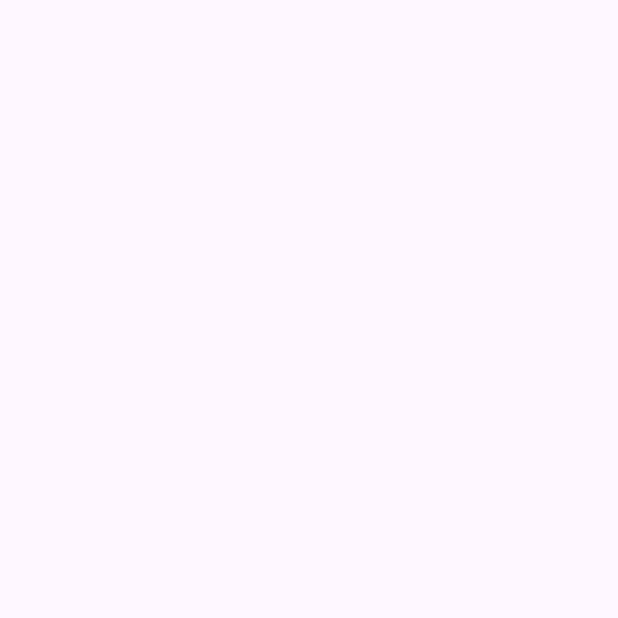
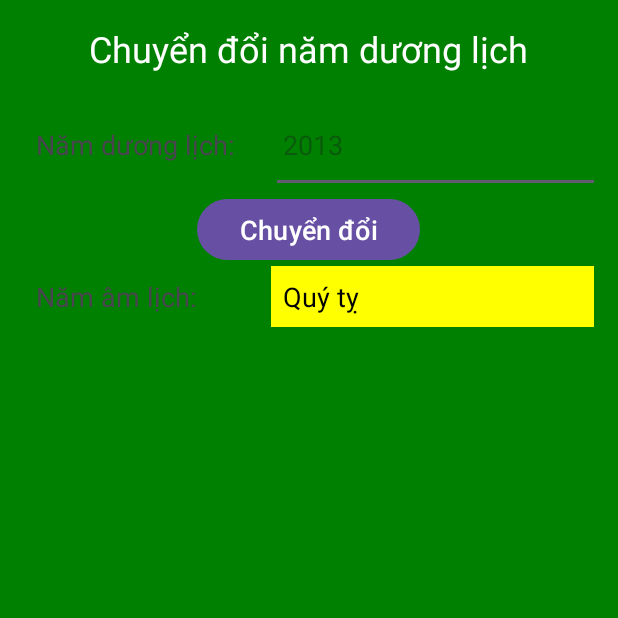
Before and after one commit to hoanghihung/CSE441_PRACTICE, an Android app: the screen it shows after launch (MainActivity), on a phone screen of 412 x 824 dp, the top half of it. Before the commit the part shown is empty. Run offline under Robolectric (Android 15) with nearby library versions, the phone set to English and light mode, and no system bars.

Commit message:
build activity1

```diff
--- a/Ex05/app/src/main/java/com/example/ex05/MainActivity.java
+++ b/Ex05/app/src/main/java/com/example/ex05/MainActivity.java
@@ -13,5 +13,48 @@ import androidx.core.view.ViewCompat;
 import androidx.core.view.WindowInsetsCompat;
 
 public class MainActivity extends AppCompatActivity {
+    private EditText editNamDuongLich;
+    private TextView textNamAmLich;
 
+    @Override
+    protected void onCreate(Bundle savedInstanceState) {
+        super.onCreate(savedInstanceState);
+        setContentView(R.layout.activity_main);
+
+        // Khai báo các view
+        editNamDuongLich = (EditText) findViewById(R.id.editnamduonglich);
+        textNamAmLich = (TextView) findViewById(R.id.textView5);
+        Button btnDoi = (Button) findViewById(R.id.button1);
+
+        // Set onClickListener cho button
+        btnDoi.setOnClickListener(new View.OnClickListener() {
+            @Override
+            public void onClick(View arg0) {
+                // Bước 1: Lấy giá trị nhập từ EditText
+                String namDuongLichStr = editNamDuongLich.getText().toString();
+
+                // Bước 2: Ép giá trị nhập vào về số nguyên
+                int namDuongLich = Integer.parseInt(namDuongLichStr);
+
+                // Bước 3: Tính toán Can và Chi
+                String can = tinhCan(namDuongLich);
+                String chi = tinhChi(namDuongLich);
+
+                // Hiển thị năm âm lịch
+                textNamAmLich.setText(can + " " + chi);
+            }
+        });
+    }
+
+    // Phương thức tính Can
+    private String tinhCan(int nam) {
+        String[] can = {"Canh", "Tân", "Nhâm", "Quý", "Giáp", "Ất", "Bính", "Đinh", "Mậu", "Kỷ"};
+        return can[nam % 10];
+    }
+
+    // Phương thức tính Chi
+    private String tinhChi(int nam) {
+        String[] chi = {"Tý", "Sửu", "Dần", "Mão", "Thìn", "Tỵ", "Ngọ", "Mùi", "Thân", "Dậu", "Tuất", "Hợi"};
+        return chi[nam % 12];
+    }
 }
```
